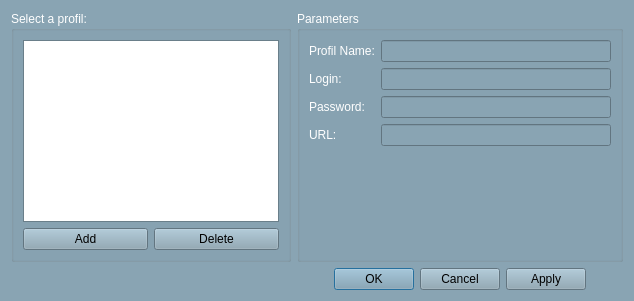
This is gui/dialogprofils.ui in Artemia76/ffs2play as Qt 5 draws it before an edit. The edited form follows.
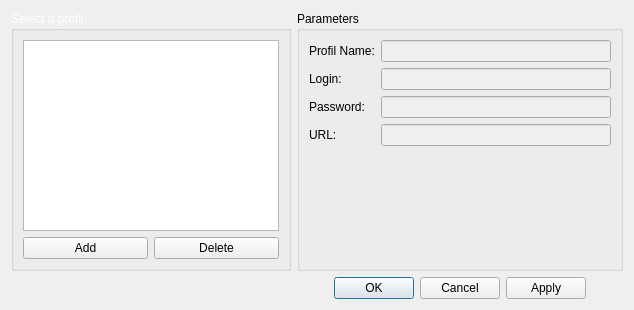
This is the edited form.

Diff of the .ui file:
```diff
--- a/gui/dialogprofils.ui
+++ b/gui/dialogprofils.ui
@@ -7,7 +7,7 @@
     <x>0</x>
     <y>0</y>
     <width>634</width>
-    <height>301</height>
+    <height>310</height>
    </rect>
   </property>
   <property name="sizePolicy">
@@ -16,421 +16,6 @@
     <verstretch>0</verstretch>
    </sizepolicy>
   </property>
-  <property name="palette">
-   <palette>
-    <active>
-     <colorrole role="WindowText">
-      <brush brushstyle="SolidPattern">
-       <color alpha="255">
-        <red>0</red>
-        <green>0</green>
-        <blue>0</blue>
-       </color>
-      </brush>
-     </colorrole>
-     <colorrole role="Button">
-      <brush brushstyle="SolidPattern">
-       <color alpha="255">
-        <red>137</red>
-        <green>164</green>
-        <blue>179</blue>
-       </color>
-      </brush>
-     </colorrole>
-     <colorrole role="Light">
-      <brush brushstyle="SolidPattern">
-       <color alpha="255">
-        <red>209</red>
-        <green>239</green>
-        <blue>255</blue>
-       </color>
-      </brush>
-     </colorrole>
-     <colorrole role="Midlight">
-      <brush brushstyle="SolidPattern">
-       <color alpha="255">
-        <red>173</red>
-        <green>201</green>
-        <blue>217</blue>
-       </color>
-      </brush>
-     </colorrole>
-     <colorrole role="Dark">
-      <brush brushstyle="SolidPattern">
-       <color alpha="255">
-        <red>68</red>
-        <green>82</green>
-        <blue>89</blue>
-       </color>
-      </brush>
-     </colorrole>
-     <colorrole role="Mid">
-      <brush brushstyle="SolidPattern">
-       <color alpha="255">
-        <red>91</red>
-        <green>109</green>
-        <blue>119</blue>
-       </color>
-      </brush>
-     </colorrole>
-     <colorrole role="Text">
-      <brush brushstyle="SolidPattern">
-       <color alpha="255">
-        <red>0</red>
-        <green>0</green>
-        <blue>0</blue>
-       </color>
-      </brush>
-     </colorrole>
-     <colorrole role="BrightText">
-      <brush brushstyle="SolidPattern">
-       <color alpha="255">
-        <red>255</red>
-        <green>255</green>
-        <blue>255</blue>
-       </color>
-      </brush>
-     </colorrole>
-     <colorrole role="ButtonText">
-      <brush brushstyle="SolidPattern">
-       <color alpha="255">
-        <red>0</red>
-        <green>0</green>
-        <blue>0</blue>
-       </color>
-      </brush>
-     </colorrole>
-     <colorrole role="Base">
-      <brush brushstyle="SolidPattern">
-       <color alpha="255">
-        <red>255</red>
-        <green>255</green>
-        <blue>255</blue>
-       </color>
-      </brush>
-     </colorrole>
-     <colorrole role="Window">
-      <brush brushstyle="SolidPattern">
-       <color alpha="255">
-        <red>137</red>
-        <green>164</green>
-        <blue>179</blue>
-       </color>
-      </brush>
-     </colorrole>
-     <colorrole role="Shadow">
-      <brush brushstyle="SolidPattern">
-       <color alpha="255">
-        <red>0</red>
-        <green>0</green>
-        <blue>0</blue>
-       </color>
-      </brush>
-     </colorrole>
-     <colorrole role="AlternateBase">
-      <brush brushstyle="SolidPattern">
-       <color alpha="255">
-        <red>196</red>
-        <green>209</green>
-        <blue>217</blue>
-       </color>
-      </brush>
-     </colorrole>
-     <colorrole role="ToolTipBase">
-      <brush brushstyle="SolidPattern">
-       <color alpha="255">
-        <red>255</red>
-        <green>255</green>
-        <blue>220</blue>
-       </color>
-      </brush>
-     </colorrole>
-     <colorrole role="ToolTipText">
-      <brush brushstyle="SolidPattern">
-       <color alpha="255">
-        <red>0</red>
-        <green>0</green>
-        <blue>0</blue>
-       </color>
-      </brush>
-     </colorrole>
-    </active>
-    <inactive>
-     <colorrole role="WindowText">
-      <brush brushstyle="SolidPattern">
-       <color alpha="255">
-        <red>0</red>
-        <green>0</green>
-        <blue>0</blue>
-       </color>
-      </brush>
-     </colorrole>
-     <colorrole role="Button">
-      <brush brushstyle="SolidPattern">
-       <color alpha="255">
-        <red>137</red>
-        <green>164</green>
-        <blue>179</blue>
-       </color>
-      </brush>
-     </colorrole>
-     <colorrole role="Light">
-      <brush brushstyle="SolidPattern">
-       <color alpha="255">
-        <red>209</red>
-        <green>239</green>
-        <blue>255</blue>
-       </color>
-      </brush>
-     </colorrole>
-     <colorrole role="Midlight">
-      <brush brushstyle="SolidPattern">
-       <color alpha="255">
-        <red>173</red>
-        <green>201</green>
-        <blue>217</blue>
-       </color>
-      </brush>
-     </colorrole>
-     <colorrole role="Dark">
-      <brush brushstyle="SolidPattern">
-       <color alpha="255">
-        <red>68</red>
-        <green>82</green>
-        <blue>89</blue>
-       </color>
-      </brush>
-     </colorrole>
-     <colorrole role="Mid">
-      <brush brushstyle="SolidPattern">
-       <color alpha="255">
-        <red>91</red>
-        <green>109</green>
-        <blue>119</blue>
-       </color>
-      </brush>
-     </colorrole>
-     <colorrole role="Text">
-      <brush brushstyle="SolidPattern">
-       <color alpha="255">
-        <red>0</red>
-        <green>0</green>
-        <blue>0</blue>
-       </color>
-      </brush>
-     </colorrole>
-     <colorrole role="BrightText">
-      <brush brushstyle="SolidPattern">
-       <color alpha="255">
-        <red>255</red>
-        <green>255</green>
-        <blue>255</blue>
-       </color>
-      </brush>
-     </colorrole>
-     <colorrole role="ButtonText">
-      <brush brushstyle="SolidPattern">
-       <color alpha="255">
-        <red>0</red>
-        <green>0</green>
-        <blue>0</blue>
-       </color>
-      </brush>
-     </colorrole>
-     <colorrole role="Base">
-      <brush brushstyle="SolidPattern">
-       <color alpha="255">
-        <red>255</red>
-        <green>255</green>
-        <blue>255</blue>
-       </color>
-      </brush>
-     </colorrole>
-     <colorrole role="Window">
-      <brush brushstyle="SolidPattern">
-       <color alpha="255">
-        <red>137</red>
-        <green>164</green>
-        <blue>179</blue>
-       </color>
-      </brush>
-     </colorrole>
-     <colorrole role="Shadow">
-      <brush brushstyle="SolidPattern">
-       <color alpha="255">
-        <red>0</red>
-        <green>0</green>
-        <blue>0</blue>
-       </color>
-      </brush>
-     </colorrole>
-     <colorrole role="AlternateBase">
-      <brush brushstyle="SolidPattern">
-       <color alpha="255">
-        <red>196</red>
-        <green>209</green>
-        <blue>217</blue>
-       </color>
-      </brush>
-     </colorrole>
-     <colorrole role="ToolTipBase">
-      <brush brushstyle="SolidPattern">
-       <color alpha="255">
-        <red>255</red>
-        <green>255</green>
-        <blue>220</blue>
-       </color>
-      </brush>
-     </colorrole>
-     <colorrole role="ToolTipText">
-      <brush brushstyle="SolidPattern">
-       <color alpha="255">
-        <red>0</red>
-        <green>0</green>
-        <blue>0</blue>
-       </color>
-      </brush>
-     </colorrole>
-    </inactive>
-    <disabled>
-     <colorrole role="WindowText">
-      <brush brushstyle="SolidPattern">
-       <color alpha="255">
-        <red>68</red>
-        <green>82</green>
-        <blue>89</blue>
-       </color>
-      </brush>
-     </colorrole>
-     <colorrole role="Button">
-      <brush brushstyle="SolidPattern">
-       <color alpha="255">
-        <red>137</red>
-        <green>164</green>
-        <blue>179</blue>
-       </color>
-      </brush>
-     </colorrole>
-     <colorrole role="Light">
-      <brush brushstyle="SolidPattern">
-       <color alpha="255">
-        <red>209</red>
-        <green>239</green>
-        <blue>255</blue>
-       </color>
-      </brush>
-     </colorrole>
-     <colorrole role="Midlight">
-      <brush brushstyle="SolidPattern">
-       <color alpha="255">
-        <red>173</red>
-        <green>201</green>
-        <blue>217</blue>
-       </color>
-      </brush>
-     </colorrole>
-     <colorrole role="Dark">
-      <brush brushstyle="SolidPattern">
-       <color alpha="255">
-        <red>68</red>
-        <green>82</green>
-        <blue>89</blue>
-       </color>
-      </brush>
-     </colorrole>
-     <colorrole role="Mid">
-      <brush brushstyle="SolidPattern">
-       <color alpha="255">
-        <red>91</red>
-        <green>109</green>
-        <blue>119</blue>
-       </color>
-      </brush>
-     </colorrole>
-     <colorrole role="Text">
-      <brush brushstyle="SolidPattern">
-       <color alpha="255">
-        <red>68</red>
-        <green>82</green>
-        <blue>89</blue>
-       </color>
-      </brush>
-     </colorrole>
-     <colorrole role="BrightText">
-      <brush brushstyle="SolidPattern">
-       <color alpha="255">
-        <red>255</red>
-        <green>255</green>
-        <blue>255</blue>
-       </color>
-      </brush>
-     </colorrole>
-     <colorrole role="ButtonText">
-      <brush brushstyle="SolidPattern">
-       <color alpha="255">
-        <red>68</red>
-        <green>82</green>
-        <blue>89</blue>
-       </color>
-      </brush>
-     </colorrole>
-     <colorrole role="Base">
-      <brush brushstyle="SolidPattern">
-       <color alpha="255">
-        <red>137</red>
-        <green>164</green>
-        <blue>179</blue>
-       </color>
-      </brush>
-     </colorrole>
-     <colorrole role="Window">
-      <brush brushstyle="SolidPattern">
-       <color alpha="255">
-        <red>137</red>
-        <green>164</green>
-        <blue>179</blue>
-       </color>
-      </brush>
-     </colorrole>
-     <colorrole role="Shadow">
-      <brush brushstyle="SolidPattern">
-       <color alpha="255">
-        <red>0</red>
-        <green>0</green>
-        <blue>0</blue>
-       </color>
-      </brush>
-     </colorrole>
-     <colorrole role="AlternateBase">
-      <brush brushstyle="SolidPattern">
-       <color alpha="255">
-        <red>137</red>
-        <green>164</green>
-        <blue>179</blue>
-       </color>
-      </brush>
-     </colorrole>
-     <colorrole role="ToolTipBase">
-      <brush brushstyle="SolidPattern">
-       <color alpha="255">
-        <red>255</red>
-        <green>255</green>
-        <blue>220</blue>
-       </color>
-      </brush>
-     </colorrole>
-     <colorrole role="ToolTipText">
-      <brush brushstyle="SolidPattern">
-       <color alpha="255">
-        <red>0</red>
-        <green>0</green>
-        <blue>0</blue>
-       </color>
-      </brush>
-     </colorrole>
-    </disabled>
-   </palette>
-  </property>
   <property name="windowTitle">
    <string>Users Profils</string>
   </property>
@@ -449,43 +34,6 @@
        <height>0</height>
       </size>
      </property>
-     <property name="palette">
-      <palette>
-       <active>
-        <colorrole role="WindowText">
-         <brush brushstyle="SolidPattern">
-          <color alpha="255">
-           <red>255</red>
-           <green>255</green>
-           <blue>255</blue>
-          </color>
-         </brush>
-        </colorrole>
-       </active>
-       <inactive>
-        <colorrole role="WindowText">
-         <brush brushstyle="SolidPattern">
-          <color alpha="255">
-           <red>255</red>
-           <green>255</green>
-           <blue>255</blue>
-          </color>
-         </brush>
-        </colorrole>
-       </inactive>
-       <disabled>
-        <colorrole role="WindowText">
-         <brush brushstyle="SolidPattern">
-          <color alpha="255">
-           <red>68</red>
-           <green>82</green>
-           <blue>89</blue>
-          </color>
-         </brush>
-        </colorrole>
-       </disabled>
-      </palette>
-     </property>
      <property name="title">
       <string>Parameters</string>
      </property>
```
